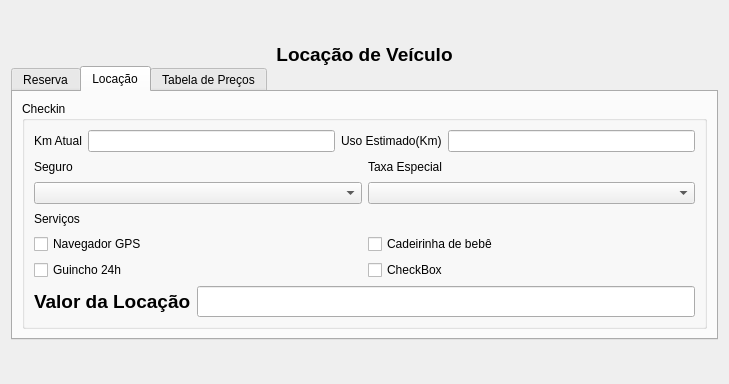
Above: ui/ui_locacao.ui from adaiasreis/Projeto before the change. Below: the same form after it.
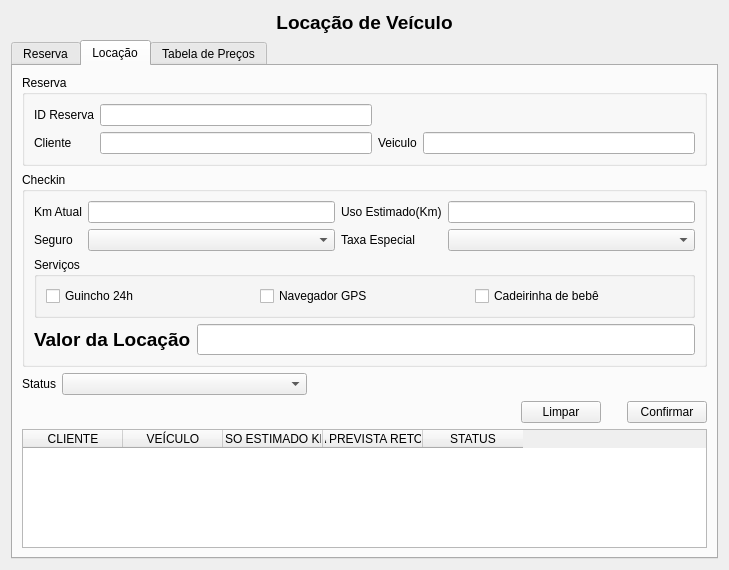
That is the form after the change. The open tabs and pages were chosen to show the change.

What changed in the file:
```diff
--- a/ui/ui_locacao.ui
+++ b/ui/ui_locacao.ui
@@ -7,11 +7,11 @@
     <x>0</x>
     <y>0</y>
     <width>729</width>
-    <height>384</height>
+    <height>570</height>
    </rect>
   </property>
   <property name="sizePolicy">
-   <sizepolicy hsizetype="Preferred" vsizetype="Preferred">
+   <sizepolicy hsizetype="Expanding" vsizetype="Expanding">
     <horstretch>0</horstretch>
     <verstretch>0</verstretch>
    </sizepolicy>
@@ -19,19 +19,8 @@
   <property name="windowTitle">
    <string>Locação de Veículos</string>
   </property>
-  <layout class="QVBoxLayout" name="verticalLayout_2">
-   <item>
-    <layout class="QVBoxLayout" name="verticalLayout">
-     <property name="spacing">
-      <number>0</number>
-     </property>
-     <property name="sizeConstraint">
-      <enum>QLayout::SetMinAndMaxSize</enum>
-     </property>
-     <property name="bottomMargin">
-      <number>0</number>
-     </property>
-     <item>
+  <layout class="QGridLayout" name="gridLayout_13">
+   <item row="0" column="0">
       <layout class="QGridLayout" name="gridLayout_6">
        <property name="sizeConstraint">
         <enum>QLayout::SetDefaultConstraint</enum>
@@ -58,10 +47,10 @@
        </item>
       </layout>
      </item>
-     <item>
+   <item row="1" column="0">
       <widget class="QTabWidget" name="tabWidget">
        <property name="sizePolicy">
-        <sizepolicy hsizetype="Preferred" vsizetype="Fixed">
+      <sizepolicy hsizetype="Expanding" vsizetype="Expanding">
          <horstretch>0</horstretch>
          <verstretch>0</verstretch>
         </sizepolicy>
@@ -394,8 +383,51 @@
         <attribute name="title">
          <string>Locação</string>
         </attribute>
+      <layout class="QGridLayout" name="gridLayout_10">
+       <item row="0" column="0">
+        <widget class="QGroupBox" name="groupBox_7">
+         <property name="title">
+          <string>Reserva</string>
+         </property>
         <layout class="QVBoxLayout" name="verticalLayout_4">
          <item>
+           <layout class="QGridLayout" name="gridLayout_12">
+            <item row="0" column="1">
+             <widget class="QLineEdit" name="lineEdit"/>
+            </item>
+            <item row="1" column="2">
+             <widget class="QLabel" name="label_22">
+              <property name="text">
+               <string>Veiculo</string>
+              </property>
+             </widget>
+            </item>
+            <item row="1" column="3">
+             <widget class="QLineEdit" name="lineEdit_3"/>
+            </item>
+            <item row="1" column="1">
+             <widget class="QLineEdit" name="lineEdit_2"/>
+            </item>
+            <item row="1" column="0">
+             <widget class="QLabel" name="label_21">
+              <property name="text">
+               <string>Cliente</string>
+              </property>
+             </widget>
+            </item>
+            <item row="0" column="0">
+             <widget class="QLabel" name="label_20">
+              <property name="text">
+               <string>ID Reserva</string>
+              </property>
+             </widget>
+            </item>
+           </layout>
+          </item>
+         </layout>
+        </widget>
+       </item>
+       <item row="1" column="0">
           <widget class="QGroupBox" name="groupBox_2">
            <property name="sizePolicy">
             <sizepolicy hsizetype="Preferred" vsizetype="Preferred">
@@ -406,107 +438,135 @@
            <property name="title">
             <string>Checkin</string>
            </property>
-           <layout class="QGridLayout" name="gridLayout_10">
-            <item row="0" column="0">
-             <layout class="QGridLayout" name="gridLayout_3">
-              <item row="0" column="1">
-               <widget class="QLineEdit" name="campKmInic"/>
-              </item>
+         <layout class="QVBoxLayout" name="verticalLayout">
+          <item>
+           <layout class="QGridLayout" name="gridLayout_8">
               <item row="0" column="0">
                <widget class="QLabel" name="label_2">
+              <property name="sizePolicy">
+               <sizepolicy hsizetype="Fixed" vsizetype="Preferred">
+                <horstretch>0</horstretch>
+                <verstretch>0</verstretch>
+               </sizepolicy>
+              </property>
                 <property name="text">
                  <string>Km Atual</string>
                 </property>
                </widget>
               </item>
               <item row="0" column="3">
-               <widget class="QLineEdit" name="campKmEstim"/>
-              </item>
-              <item row="0" column="2">
-               <widget class="QLabel" name="label_7">
-                <property name="text">
-                 <string>Uso Estimado(Km)</string>
+             <widget class="QLineEdit" name="campKmEstim">
+              <property name="sizePolicy">
+               <sizepolicy hsizetype="Preferred" vsizetype="Fixed">
+                <horstretch>0</horstretch>
+                <verstretch>0</verstretch>
+               </sizepolicy>
                 </property>
                </widget>
               </item>
-             </layout>
-            </item>
-            <item row="1" column="0">
-             <layout class="QGridLayout" name="gridLayout_7">
-              <item row="0" column="3">
+            <item row="1" column="2">
                <widget class="QLabel" name="label_9">
                 <property name="text">
                  <string>Taxa Especial</string>
                 </property>
                </widget>
               </item>
-              <item row="3" column="1">
-               <widget class="QLabel" name="label_14">
+            <item row="0" column="1">
+             <widget class="QLineEdit" name="campKmInic">
+              <property name="sizePolicy">
+               <sizepolicy hsizetype="Preferred" vsizetype="Fixed">
+                <horstretch>0</horstretch>
+                <verstretch>0</verstretch>
+               </sizepolicy>
+              </property>
+             </widget>
+            </item>
+            <item row="1" column="0">
+             <widget class="QLabel" name="label_8">
                 <property name="text">
+               <string>Seguro</string>
+              </property>
+             </widget>
+            </item>
+            <item row="1" column="1">
+             <widget class="QComboBox" name="comboSeguro">
+              <property name="sizePolicy">
+               <sizepolicy hsizetype="Preferred" vsizetype="Fixed">
+                <horstretch>0</horstretch>
+                <verstretch>0</verstretch>
+               </sizepolicy>
+              </property>
+             </widget>
+            </item>
+            <item row="0" column="2">
+             <widget class="QLabel" name="label_7">
+              <property name="sizePolicy">
+               <sizepolicy hsizetype="Fixed" vsizetype="Preferred">
+                <horstretch>0</horstretch>
+                <verstretch>0</verstretch>
+               </sizepolicy>
+              </property>
+              <property name="text">
+               <string>Uso Estimado(Km)</string>
+              </property>
+             </widget>
+            </item>
+            <item row="1" column="3">
+             <widget class="QComboBox" name="comboTaxas">
+              <property name="sizePolicy">
+               <sizepolicy hsizetype="Preferred" vsizetype="Fixed">
+                <horstretch>0</horstretch>
+                <verstretch>0</verstretch>
+               </sizepolicy>
+              </property>
+             </widget>
+            </item>
+           </layout>
+          </item>
+          <item>
+           <widget class="QGroupBox" name="groupBox_6">
+            <property name="title">
                  <string>Serviços</string>
                 </property>
-               </widget>
-              </item>
-              <item row="4" column="1">
+            <layout class="QGridLayout" name="gridLayout_3">
+             <item row="0" column="0">
+              <layout class="QHBoxLayout" name="horizontalLayout_9">
+               <item>
+                <widget class="QCheckBox" name="cb_guicho">
+                 <property name="text">
+                  <string>Guincho 24h</string>
+                 </property>
+                </widget>
+               </item>
+               <item>
                <widget class="QCheckBox" name="cb_gps">
                 <property name="text">
                  <string>Navegador GPS</string>
                 </property>
                </widget>
               </item>
-              <item row="4" column="3">
+               <item>
                <widget class="QCheckBox" name="cb_cadeirinha">
                 <property name="text">
                  <string>Cadeirinha de bebê</string>
                 </property>
                </widget>
               </item>
-              <item row="5" column="3">
-               <widget class="QCheckBox" name="checkBox_4">
-                <property name="text">
-                 <string>CheckBox</string>
-                </property>
-               </widget>
-              </item>
-              <item row="5" column="1">
-               <widget class="QCheckBox" name="cb_guicho">
-                <property name="text">
-                 <string>Guincho 24h</string>
-                </property>
-               </widget>
-              </item>
-              <item row="0" column="1">
-               <widget class="QLabel" name="label_8">
-                <property name="text">
-                 <string>Seguro</string>
-                </property>
-               </widget>
-              </item>
-              <item row="1" column="1">
-               <widget class="QComboBox" name="comboSeguro">
-                <property name="sizePolicy">
-                 <sizepolicy hsizetype="Preferred" vsizetype="Fixed">
-                  <horstretch>0</horstretch>
-                  <verstretch>0</verstretch>
-                 </sizepolicy>
-                </property>
-               </widget>
-              </item>
-              <item row="1" column="3">
-               <widget class="QComboBox" name="comboTaxas"/>
-              </item>
-             </layout>
-            </item>
-            <item row="2" column="0">
-             <layout class="QGridLayout" name="gridLayout_8">
-              <item row="0" column="0">
+              </layout>
+             </item>
+            </layout>
+           </widget>
+          </item>
+          <item>
+           <layout class="QHBoxLayout" name="horizontalLayout_8">
+            <item>
                <widget class="QLabel" name="label_13">
                 <property name="text">
                  <string>&lt;html&gt;&lt;head/&gt;&lt;body&gt;&lt;p&gt;&lt;span style=&quot; font-size:14pt; font-weight:600;&quot;&gt;Valor da Locação&lt;/span&gt;&lt;/p&gt;&lt;/body&gt;&lt;/html&gt;</string>
                 </property>
                </widget>
               </item>
-              <item row="0" column="1">
+            <item>
                <widget class="QLineEdit" name="campValorPagar">
                 <property name="font">
                  <font>
@@ -525,6 +585,131 @@
            </layout>
           </widget>
          </item>
+       <item row="2" column="0">
+        <layout class="QHBoxLayout" name="horizontalLayout_7">
+         <item>
+          <widget class="QLabel" name="label_14">
+           <property name="sizePolicy">
+            <sizepolicy hsizetype="Fixed" vsizetype="Preferred">
+             <horstretch>0</horstretch>
+             <verstretch>0</verstretch>
+            </sizepolicy>
+           </property>
+           <property name="text">
+            <string>Status</string>
+           </property>
+          </widget>
+         </item>
+         <item>
+          <widget class="QComboBox" name="comboStatusL">
+           <property name="sizePolicy">
+            <sizepolicy hsizetype="Expanding" vsizetype="Preferred">
+             <horstretch>0</horstretch>
+             <verstretch>0</verstretch>
+            </sizepolicy>
+           </property>
+          </widget>
+         </item>
+         <item>
+          <spacer name="horizontalSpacer_7">
+           <property name="orientation">
+            <enum>Qt::Horizontal</enum>
+           </property>
+           <property name="sizeType">
+            <enum>QSizePolicy::Expanding</enum>
+           </property>
+           <property name="sizeHint" stdset="0">
+            <size>
+             <width>400</width>
+             <height>20</height>
+            </size>
+           </property>
+          </spacer>
+         </item>
+        </layout>
+       </item>
+       <item row="3" column="0">
+        <layout class="QHBoxLayout" name="horizontalLayout_2">
+         <property name="sizeConstraint">
+          <enum>QLayout::SetFixedSize</enum>
+         </property>
+         <item>
+          <spacer name="horizontalSpacer_3">
+           <property name="orientation">
+            <enum>Qt::Horizontal</enum>
+           </property>
+           <property name="sizeHint" stdset="0">
+            <size>
+             <width>492</width>
+             <height>20</height>
+            </size>
+           </property>
+          </spacer>
+         </item>
+         <item>
+          <widget class="QPushButton" name="b_limpar_2">
+           <property name="text">
+            <string>Limpar</string>
+           </property>
+          </widget>
+         </item>
+         <item>
+          <spacer name="horizontalSpacer_4">
+           <property name="orientation">
+            <enum>Qt::Horizontal</enum>
+           </property>
+           <property name="sizeType">
+            <enum>QSizePolicy::Fixed</enum>
+           </property>
+           <property name="sizeHint" stdset="0">
+            <size>
+             <width>20</width>
+             <height>20</height>
+            </size>
+           </property>
+          </spacer>
+         </item>
+         <item>
+          <widget class="QPushButton" name="b_locar">
+           <property name="text">
+            <string>Confirmar</string>
+           </property>
+          </widget>
+         </item>
+        </layout>
+       </item>
+       <item row="4" column="0">
+        <widget class="QTableWidget" name="tableWidget_2">
+         <property name="sizeAdjustPolicy">
+          <enum>QAbstractScrollArea::AdjustToContents</enum>
+         </property>
+         <column>
+          <property name="text">
+           <string>CLIENTE</string>
+          </property>
+         </column>
+         <column>
+          <property name="text">
+           <string>VEÍCULO</string>
+          </property>
+         </column>
+         <column>
+          <property name="text">
+           <string>USO ESTIMADO KM</string>
+          </property>
+         </column>
+         <column>
+          <property name="text">
+           <string>DATA PREVISTA RETORNO</string>
+          </property>
+         </column>
+         <column>
+          <property name="text">
+           <string>STATUS</string>
+          </property>
+         </column>
+        </widget>
+       </item>
         </layout>
        </widget>
        <widget class="QWidget" name="tab_3">
@@ -602,8 +787,6 @@
       </widget>
      </item>
     </layout>
-   </item>
-  </layout>
  </widget>
  <tabstops>
   <tabstop>tabWidget</tabstop>
```
Left out of the diff: 456 changed lines with no effect on the pictures. Lines whose indentation alone changed are shown as unchanged.
